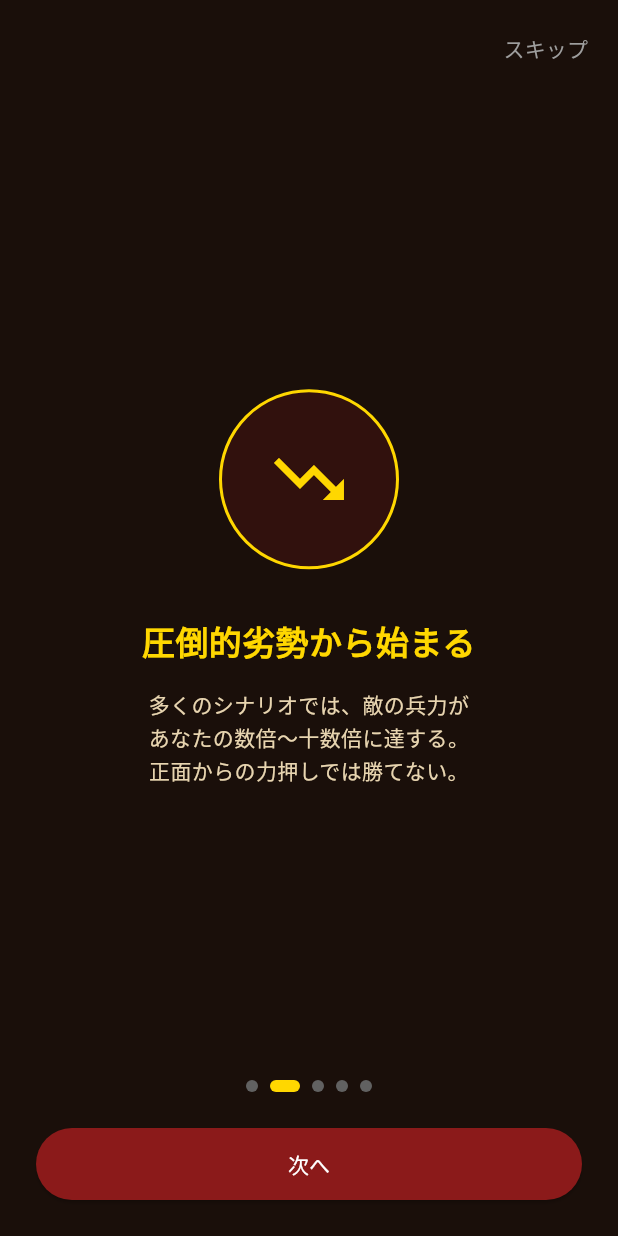
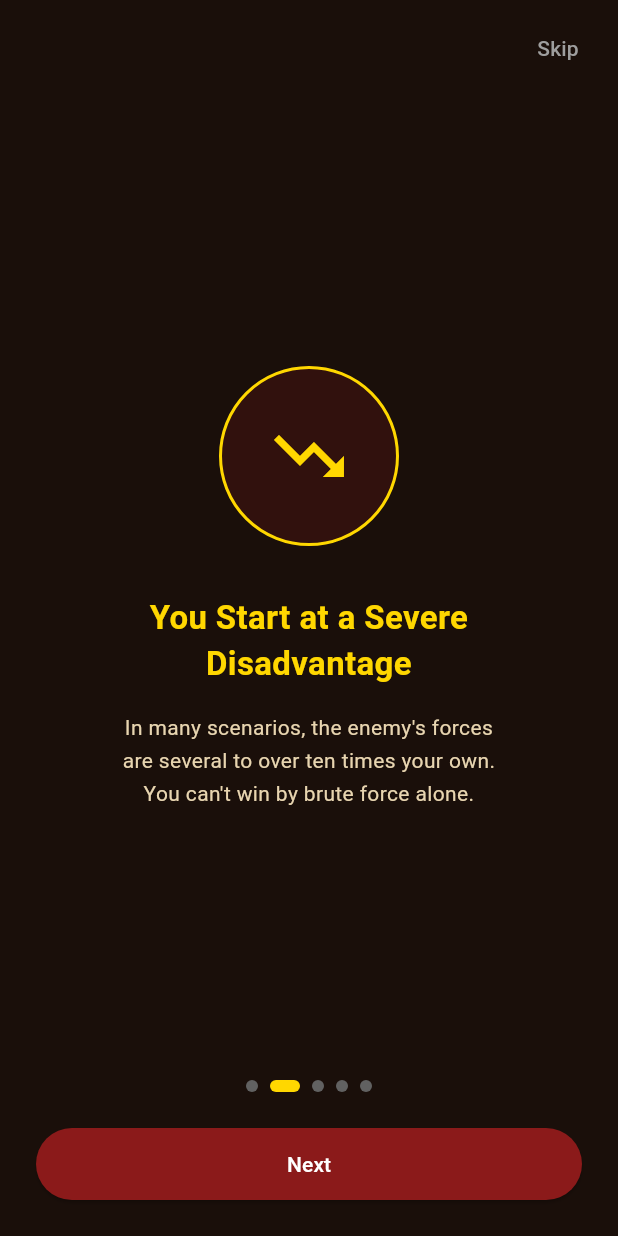
Before and after one commit to zka32101/sengoku_saihairoku, a Flutter app: the screen it shows after launch, swiped to page 2, on a phone screen of 412 x 824 dp. Run offline on Flutter 3.47's test engine with Material 3 defaults, Android fonts, the phone set to English and light mode, and no system bars; our stand-ins replace cloud_firestore, firebase_auth, firebase_core, firebase_messaging, flutter_local_notifications, flutter_riverpod and 6 more; missing offline and left inert: flame; accounts and stored records are empty; network calls fail.

Commit message:
オンボーディング画面を多言語化対応 (#99)
- app_ja.arb/app_en.arbにオンボーディング画面向けキーを追加
  - スキップ/次へ/初陣へボタン、5ページ分のタイトル・説明文
- flutter gen-l10nで生成コードを更新
- onboarding_screen.dartの静的UI文言をAppLocalizations経由に移行
  - トップレベルconstだった`_pages`はビルド時にl10nから組み立てる
    関数に変更

flutter analyze: 0 issues / flutter test: 26 tests all passed


Claude-Session: https://claude.ai/code/session_016FQTHUoanQF4M3kXY84mnW

Co-authored-by: Claude <noreply@anthropic.com>

```diff
--- a/lib/l10n/app_en.arb
+++ b/lib/l10n/app_en.arb
@@ -711,5 +711,18 @@
       "result": { "type": "String" }
     }
   },
-  "friendsChallengeTooltip": "Challenge"
+  "friendsChallengeTooltip": "Challenge",
+  "onboardingSkipButton": "Skip",
+  "onboardingNextButton": "Next",
+  "onboardingStartButton": "Start",
+  "onboardingPage1Title": "Welcome to Sengoku Saihairoku",
+  "onboardingPage1Description": "Okehazama, Honno-ji, Sekigahara…\nBecome an outnumbered warlord and use your commands\nto pull off a legendary comeback.",
+  "onboardingPage2Title": "You Start at a Severe Disadvantage",
+  "onboardingPage2Description": "In many scenarios, the enemy's forces\nare several to over ten times your own.\nYou can't win by brute force alone.",
+  "onboardingPage3Title": "Commands Shape the Battle",
+  "onboardingPage3Description": "Surprise Attack, Shield Formation, Advance, Retreat, Rally, Charge…\nChoosing the right command for the situation\nis the key to victory.",
+  "onboardingPage4Title": "Aim for the Turning Points",
+  "onboardingPage4Description": "Each scenario has historically-based\n\"Turning Points\" to discover.\nMeet their conditions for a high score.",
+  "onboardingPage5Title": "A Warlord Who Keeps Growing",
+  "onboardingPage5Description": "Level, achievements, Battle Pass, Prestige…\nThe more you fight, the more your warlord grows.\nNow, take command of your first battle!"
 }
--- a/lib/l10n/app_ja.arb
+++ b/lib/l10n/app_ja.arb
@@ -714,5 +714,18 @@
       "result": { "type": "String" }
     }
   },
-  "friendsChallengeTooltip": "挑戦する"
+  "friendsChallengeTooltip": "挑戦する",
+  "onboardingSkipButton": "スキップ",
+  "onboardingNextButton": "次へ",
+  "onboardingStartButton": "初陣へ",
+  "onboardingPage1Title": "戦国采配録へようこそ",
+  "onboardingPage1Description": "桶狭間、本能寺、関ヶ原…\n兵力で劣る武将となり、采配一つで\n歴史に残る大逆転劇を実現せよ。",
+  "onboardingPage2Title": "圧倒的劣勢から始まる",
+  "onboardingPage2Description": "多くのシナリオでは、敵の兵力が\nあなたの数倍〜十数倍に達する。\n正面からの力押しでは勝てない。",
+  "onboardingPage3Title": "コマンドで戦況を動かす",
+  "onboardingPage3Description": "奇襲・盾陣・進軍・撤退・鼓舞・突撃…\n状況に応じたコマンドの選択こそが\n勝敗を分ける采配の要。",
+  "onboardingPage4Title": "ターニングポイントを狙え",
+  "onboardingPage4Description": "各シナリオには史実に基づいた\n「ターニングポイント」が用意されている。\n条件を満たして達成し、高得点を狙おう。",
+  "onboardingPage5Title": "成長し続ける武将",
+  "onboardingPage5Description": "レベル・実績・バトルパス・プレスティジ…\n戦えば戦うほど武将は成長する。\nさあ、初陣の采配を振るおう！"
 }
--- a/lib/presentation/screens/onboarding_screen.dart
+++ b/lib/presentation/screens/onboarding_screen.dart
@@ -1,6 +1,7 @@
 import 'package:flutter/material.dart';
 import '../../core/services/firebase_service.dart';
 import '../../data/repositories/onboarding_repository.dart';
+import '../../l10n/generated/app_localizations.dart';
 import 'tutorial_battle_screen.dart';
 
 class _OnboardingPage {
@@ -15,41 +16,31 @@ class _OnboardingPage {
   });
 }
 
-const _pages = [
+List<_OnboardingPage> _pagesFor(AppLocalizations l10n) => [
   _OnboardingPage(
     icon: Icons.castle,
-    title: '戦国采配録へようこそ',
-    description: '桶狭間、本能寺、関ヶ原…\n'
-        '兵力で劣る武将となり、采配一つで\n'
-        '歴史に残る大逆転劇を実現せよ。',
+    title: l10n.onboardingPage1Title,
+    description: l10n.onboardingPage1Description,
   ),
   _OnboardingPage(
     icon: Icons.trending_down,
-    title: '圧倒的劣勢から始まる',
-    description: '多くのシナリオでは、敵の兵力が\n'
-        'あなたの数倍〜十数倍に達する。\n'
-        '正面からの力押しでは勝てない。',
+    title: l10n.onboardingPage2Title,
+    description: l10n.onboardingPage2Description,
   ),
   _OnboardingPage(
     icon: Icons.touch_app,
-    title: 'コマンドで戦況を動かす',
-    description: '奇襲・盾陣・進軍・撤退・鼓舞・突撃…\n'
-        '状況に応じたコマンドの選択こそが\n'
-        '勝敗を分ける采配の要。',
+    title: l10n.onboardingPage3Title,
+    description: l10n.onboardingPage3Description,
   ),
   _OnboardingPage(
     icon: Icons.emoji_events,
-    title: 'ターニングポイントを狙え',
-    description: '各シナリオには史実に基づいた\n'
-        '「ターニングポイント」が用意されている。\n'
-        '条件を満たして達成し、高得点を狙おう。',
+    title: l10n.onboardingPage4Title,
+    description: l10n.onboardingPage4Description,
   ),
   _OnboardingPage(
     icon: Icons.military_tech,
-    title: '成長し続ける武将',
-    description: 'レベル・実績・バトルパス・プレスティジ…\n'
-        '戦えば戦うほど武将は成長する。\n'
-        'さあ、初陣の采配を振るおう！',
+    title: l10n.onboardingPage5Title,
+    description: l10n.onboardingPage5Description,
   ),
 ];
 
@@ -81,8 +72,8 @@ class _OnboardingScreenState extends State<OnboardingScreen> {
     Navigator.of(context).pushNamedAndRemoveUntil('/home', (_) => false);
   }
 
-  void _next() {
-    if (_currentPage < _pages.length - 1) {
+  void _next(int pageCount) {
+    if (_currentPage < pageCount - 1) {
       _pageController.nextPage(
         duration: const Duration(milliseconds: 300),
         curve: Curves.easeOut,
@@ -102,7 +93,9 @@ class _OnboardingScreenState extends State<OnboardingScreen> {
 
   @override
   Widget build(BuildContext context) {
-    final isLastPage = _currentPage == _pages.length - 1;
+    final l10n = AppLocalizations.of(context)!;
+    final pages = _pagesFor(l10n);
+    final isLastPage = _currentPage == pages.length - 1;
 
     return Scaffold(
       body: SafeArea(
@@ -114,9 +107,9 @@ class _OnboardingScreenState extends State<OnboardingScreen> {
                 padding: const EdgeInsets.all(8),
                 child: TextButton(
                   onPressed: _finish,
-                  child: const Text(
-                    'スキップ',
-                    style: TextStyle(color: Colors.grey),
+                  child: Text(
+                    l10n.onboardingSkipButton,
+                    style: const TextStyle(color: Colors.grey),
                   ),
                 ),
               ),
@@ -124,15 +117,15 @@ class _OnboardingScreenState extends State<OnboardingScreen> {
             Expanded(
               child: PageView.builder(
                 controller: _pageController,
-                itemCount: _pages.length,
+                itemCount: pages.length,
                 onPageChanged: (index) => setState(() => _currentPage = index),
-                itemBuilder: (context, index) => _OnboardingPageView(page: _pages[index]),
+                itemBuilder: (context, index) => _OnboardingPageView(page: pages[index]),
               ),
             ),
             Row(
               mainAxisAlignment: MainAxisAlignment.center,
               children: List.generate(
-                _pages.length,
+                pages.length,
                 (i) => Container(
                   margin: const EdgeInsets.symmetric(horizontal: 4),
                   width: i == _currentPage ? 20 : 8,
@@ -151,11 +144,13 @@ class _OnboardingScreenState extends State<OnboardingScreen> {
               child: SizedBox(
                 width: double.infinity,
                 child: ElevatedButton(
-                  onPressed: _next,
+                  onPressed: () => _next(pages.length),
                   style: ElevatedButton.styleFrom(
                     padding: const EdgeInsets.symmetric(vertical: 14),
                   ),
-                  child: Text(isLastPage ? '初陣へ' : '次へ'),
+                  child: Text(isLastPage
+                      ? l10n.onboardingStartButton
+                      : l10n.onboardingNextButton),
                 ),
               ),
             ),
```
Also changed, not shown: lib/l10n/generated/app_localizations.dart, lib/l10n/generated/app_localizations_en.dart, lib/l10n/generated/app_localizations_ja.dart.
